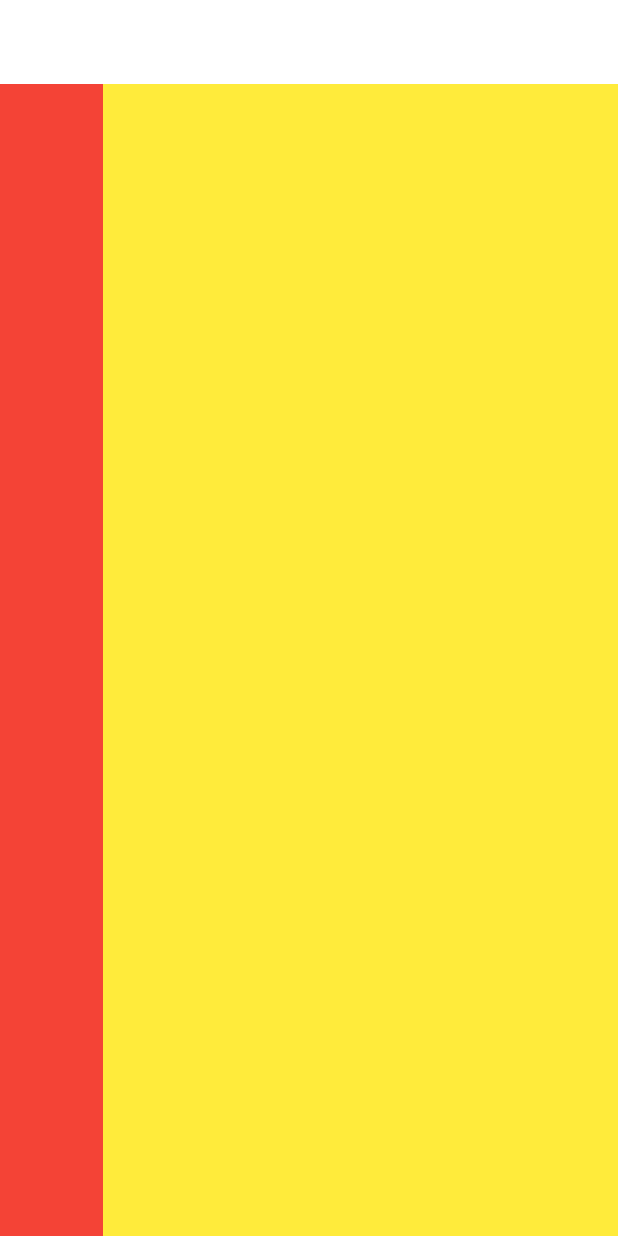
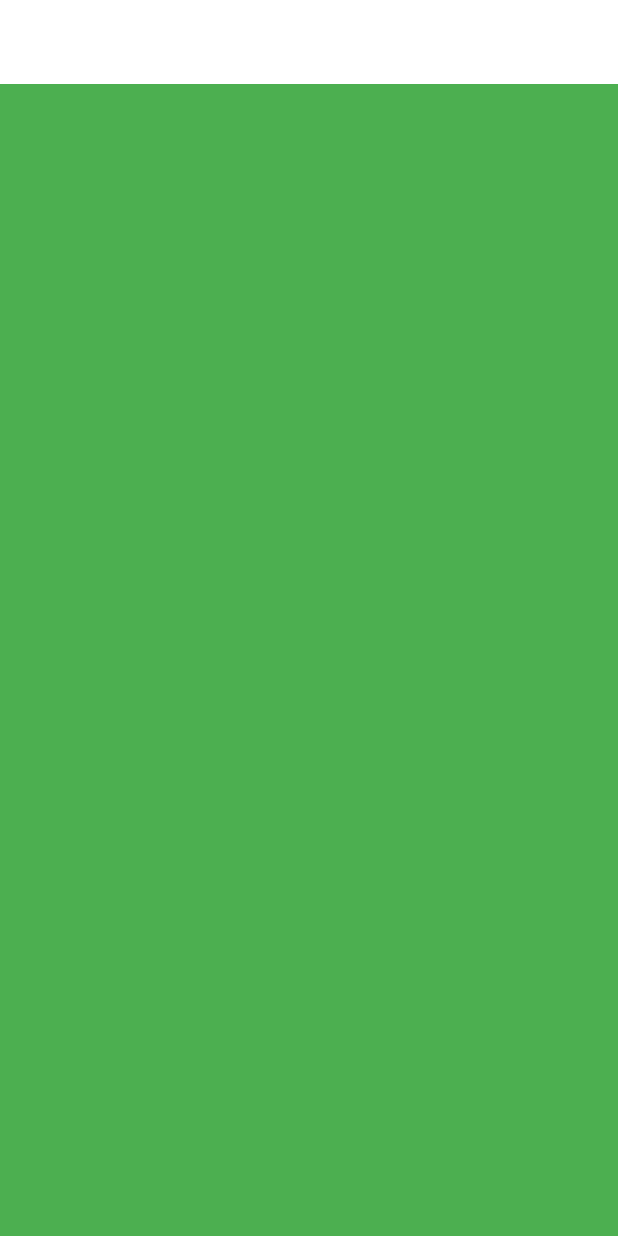
Before and after one commit to ERy03/Flutter-Web-Admin-Page, a Flutter app: the screen it shows after launch, on a phone screen of 412 x 824 dp. Run offline on Flutter 3.47's test engine with Material 2 defaults, Android fonts, the phone set to English and light mode, and no system bars; our stand-ins replace get, google_fonts.

Commit message:
created small screen widget

```diff
--- a/lib/layout.dart
+++ b/lib/layout.dart
@@ -1,6 +1,7 @@
 import 'package:flutter/material.dart';
 
 import 'widgets/large_screen.dart';
+import 'widgets/small_screen.dart';
 
 class SiteLayout extends StatelessWidget {
   const SiteLayout({Key? key}) : super(key: key);
@@ -12,7 +13,7 @@ class SiteLayout extends StatelessWidget {
         elevation: 0,
         backgroundColor: Colors.white,
       ),
-      body: LargeScreen(),
+      body: SmallScreen(),
     );
   }
 }
--- /dev/null
+++ b/lib/widgets/small_screen.dart
@@ -0,0 +1,13 @@
+import 'package:flutter/material.dart';
+
+class SmallScreen extends StatelessWidget {
+  const SmallScreen({Key? key}) : super(key: key);
+
+  @override
+  Widget build(BuildContext context) {
+    return Container(
+      constraints: BoxConstraints.expand(),
+      color: Colors.green,
+    );
+  }
+}
```
